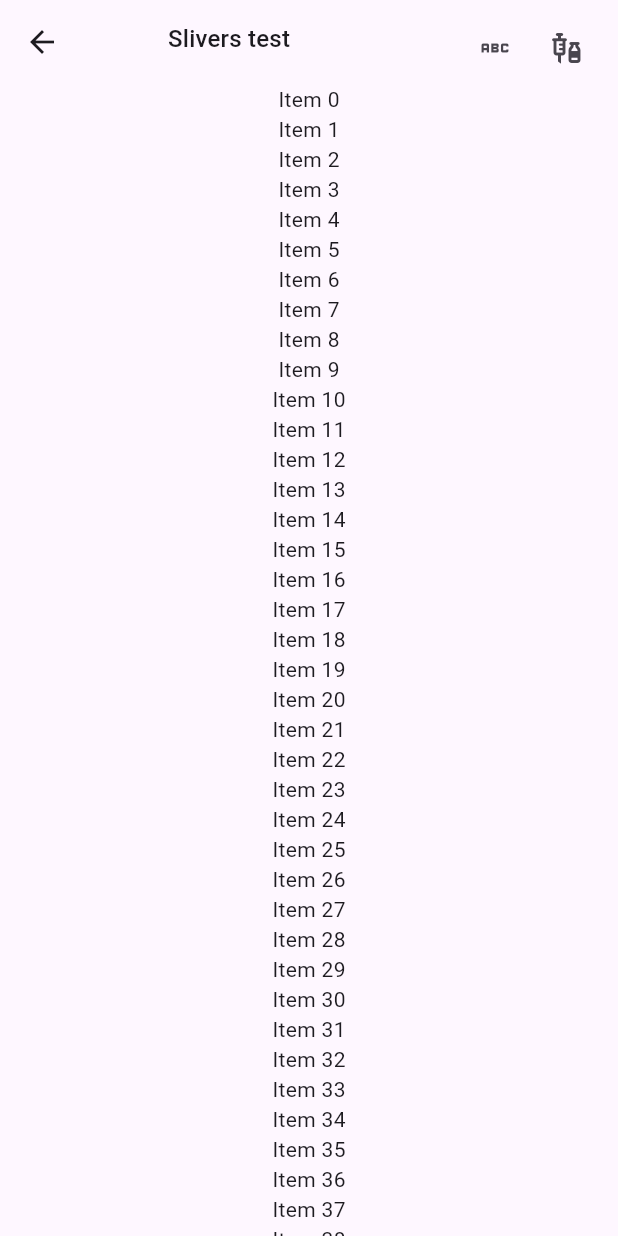
After one commit to AlejoVR09/FLUTTER_Mentorias, a Flutter app: the Slivers screen opened by its route, on a phone screen of 412 x 824 dp. The commit adds this screen. Run offline on Flutter 3.47's test engine with Material 3 defaults, Android fonts, the phone set to English and light mode, and no system bars; our stand-ins replace flutter_bloc, flutter_riverpod, go_router.

Commit message:
wraps and slivers tests created

```diff
--- a/lib/config/router.dart
+++ b/lib/config/router.dart
@@ -5,6 +5,8 @@ import 'package:app/presentation/state_management/state_managers/provider/page_p
 import 'package:app/presentation/state_management/state_managers/riverpod/page_riverpod.dart';
 import 'package:app/presentation/state_management/state_managers/set_state/set_state.dart';
 import 'package:app/presentation/widgets_screen/home_widgets.dart';
+import 'package:app/presentation/widgets_screen/slivers/slivers.dart';
+import 'package:app/presentation/widgets_screen/wrap/wrap.dart';
 import 'package:go_router/go_router.dart';
 
 final routes = GoRouter(
@@ -69,11 +71,16 @@ final routes = GoRouter(
       routes: [
         GoRoute(
           path: 'wrap',
-          name: 'Wrap',
+          name: Wraps.name,
           builder: (context, state) {
-            return SetState(
-              title: 'Set State',
-            );
+            return Wraps();
+          },
+        ),
+        GoRoute(
+          path: 'slivers',
+          name: Slivers.name,
+          builder: (context, state) {
+            return Slivers();
           },
         ),
       ],
--- /dev/null
+++ b/lib/presentation/widgets_screen/slivers/slivers.dart
@@ -0,0 +1,66 @@
+import 'package:flutter/material.dart';
+
+class Slivers extends StatelessWidget {
+  const Slivers({super.key});
+
+  static String name = "Slivers";
+
+  @override
+  Widget build(BuildContext context) {
+    return Scaffold(
+      body: _BodySlivers(),
+    );
+  }
+}
+
+class _BodySlivers extends StatelessWidget {
+  const _BodySlivers();
+
+  @override
+  Widget build(BuildContext context) {
+    final titleStyle = Theme.of(context).textTheme.titleMedium;
+    return CustomScrollView(
+      slivers: [
+        SliverAppBar(
+          floating: true,
+          flexibleSpace: FlexibleSpaceBar(
+            title: SafeArea(
+                bottom: false,
+                child: Padding(
+                  padding: const EdgeInsets.symmetric(horizontal: 10),
+                  child: SizedBox(
+                    width: double.infinity,
+                    child: Padding(
+                      padding: const EdgeInsets.only(top: 12, left: 30),
+                      child: Row(
+                        children: [
+                          Text('Slivers test', style: titleStyle),
+                          const Spacer(),
+                          IconButton(
+                            onPressed: () {},
+                            icon: const Icon(Icons.abc),
+                          ),
+                          IconButton(
+                            onPressed: () {},
+                            icon: const Icon(Icons.vaccines),
+                          ),
+                        ],
+                      ),
+                    ),
+                  ),
+                )),
+          ),
+        ),
+        SliverList(
+            delegate: SliverChildBuilderDelegate(
+          childCount: 100,
+          (context, index) {
+            return Center(
+              child: Text('Item $index'),
+            );
+          },
+        )),
+      ],
+    );
+  }
+}
```
Also changed, not shown: lib/presentation/widgets_screen/wrap/wrap.dart (added, +64 -0 lines), 2 other files.
